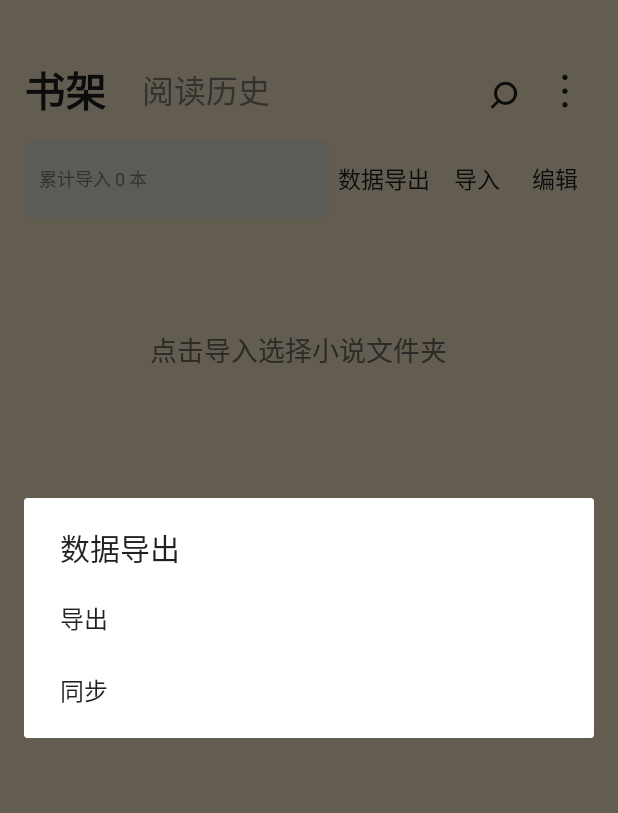
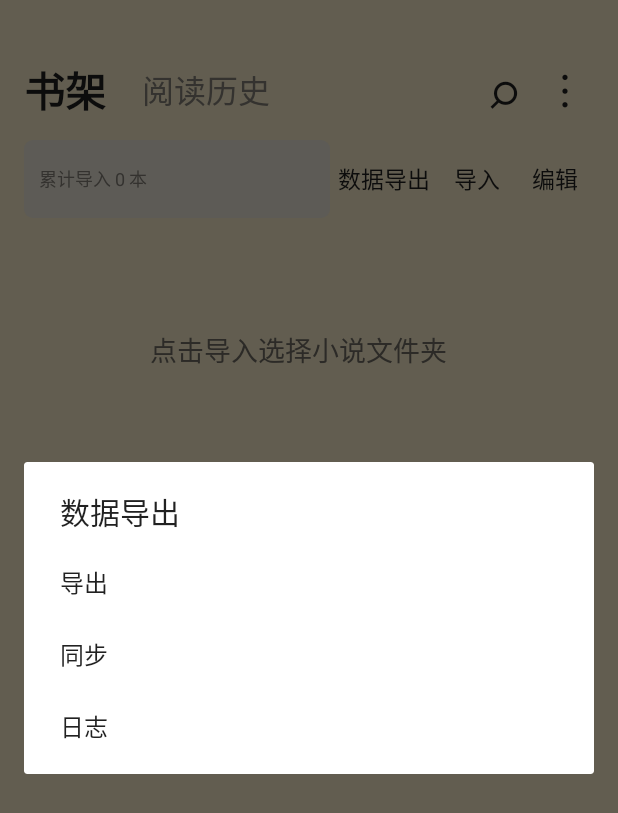
Before and after one commit to luxiaoshi838-jpg/simplereader-public, an Android app: the screen it shows after launch (MainActivity), after a tap on "数据导出", on a phone screen of 412 x 824 dp. Shown: the top 813 px of the screen. Run offline under Robolectric (Android 15) with nearby library versions, the phone set to English and light mode, and no system bars; our stand-ins replace Room's generated code; 1 statement that could not run was skipped.

```diff
--- a/app/src/main/java/com/simplereader/app/ui/MainActivity.kt
+++ b/app/src/main/java/com/simplereader/app/ui/MainActivity.kt
@@ -34,6 +34,8 @@ import androidx.lifecycle.lifecycleScope
 import androidx.room.withTransaction
 import com.simplereader.app.R
 import com.simplereader.app.crash.CrashLogStore
+import com.simplereader.app.operation.OperationLogDialogs
+import com.simplereader.app.operation.ShelfCacheUiController
 import com.simplereader.app.parser.EpubParser
 import com.simplereader.app.data.backup.LocalLibraryScanner
 import com.simplereader.app.data.backup.SimpleReaderBackupDecoder
@@ -175,6 +177,7 @@ class MainActivity : AppCompatActivity() {
         )
         shelfGrid = findViewById(R.id.shelfGrid)
         readingStatsTextView = findViewById(R.id.readingStatsTextView)
+        ShelfCacheUiController.attach(this, readingStatsTextView) { updateUI() }
         shelfTabTextView = findViewById(R.id.shelfTabTextView)
 
         shelfTabTextView.apply {
@@ -318,13 +321,17 @@ class MainActivity : AppCompatActivity() {
         if (!showingHistory && selectedGroupId != null) {
             val group = groups.firstOrNull { it.id == selectedGroupId }
             val groupBooks = visibleBooks.filter { it.groupId == selectedGroupId }
-            readingStatsTextView.text = "${group?.displayName?.ifBlank { group.name } ?: "分组"} · ${groupBooks.size} 本"
+            if (!ShelfCacheUiController.isLocked(this)) {
+                readingStatsTextView.text = "${group?.displayName?.ifBlank { group.name } ?: "分组"} · ${groupBooks.size} 本"
+            }
             groupBooks.forEach { addBookCard(it) }
             if (groupBooks.isEmpty()) addEmptyText("该分组暂无书籍")
             return
         }
 
-        readingStatsTextView.text = "累计导入 ${books.size} 本"
+        if (!ShelfCacheUiController.isLocked(this)) {
+            readingStatsTextView.text = "累计导入 ${books.size} 本"
+        }
 
         if (showingHistory) {
             visibleBooks.forEach { addBookCard(it) }
@@ -1050,6 +1057,7 @@ class MainActivity : AppCompatActivity() {
     }
 
     private fun startShelfCache(mode: String) {
+        ShelfCacheUiController.showPreparing(this, readingStatsTextView)
         ShelfCacheWorker.enqueue(this, mode)
         val scope = when (mode) {
             ShelfCacheWorker.MODE_BOOKS_WITHOUT_CATALOG -> "全书架无目录书籍"
@@ -1558,10 +1566,11 @@ class MainActivity : AppCompatActivity() {
     private fun showDataExportOptions() {
         AlertDialog.Builder(this)
             .setTitle("数据导出")
-            .setItems(arrayOf("导出", "同步")) { _, which ->
+            .setItems(arrayOf("导出", "同步", "日志")) { _, which ->
                 when (which) {
                     0 -> launchDataExport()
                     1 -> syncDataExport()
+                    2 -> OperationLogDialogs.showLogHub(this)
                 }
             }
             .show()
```
